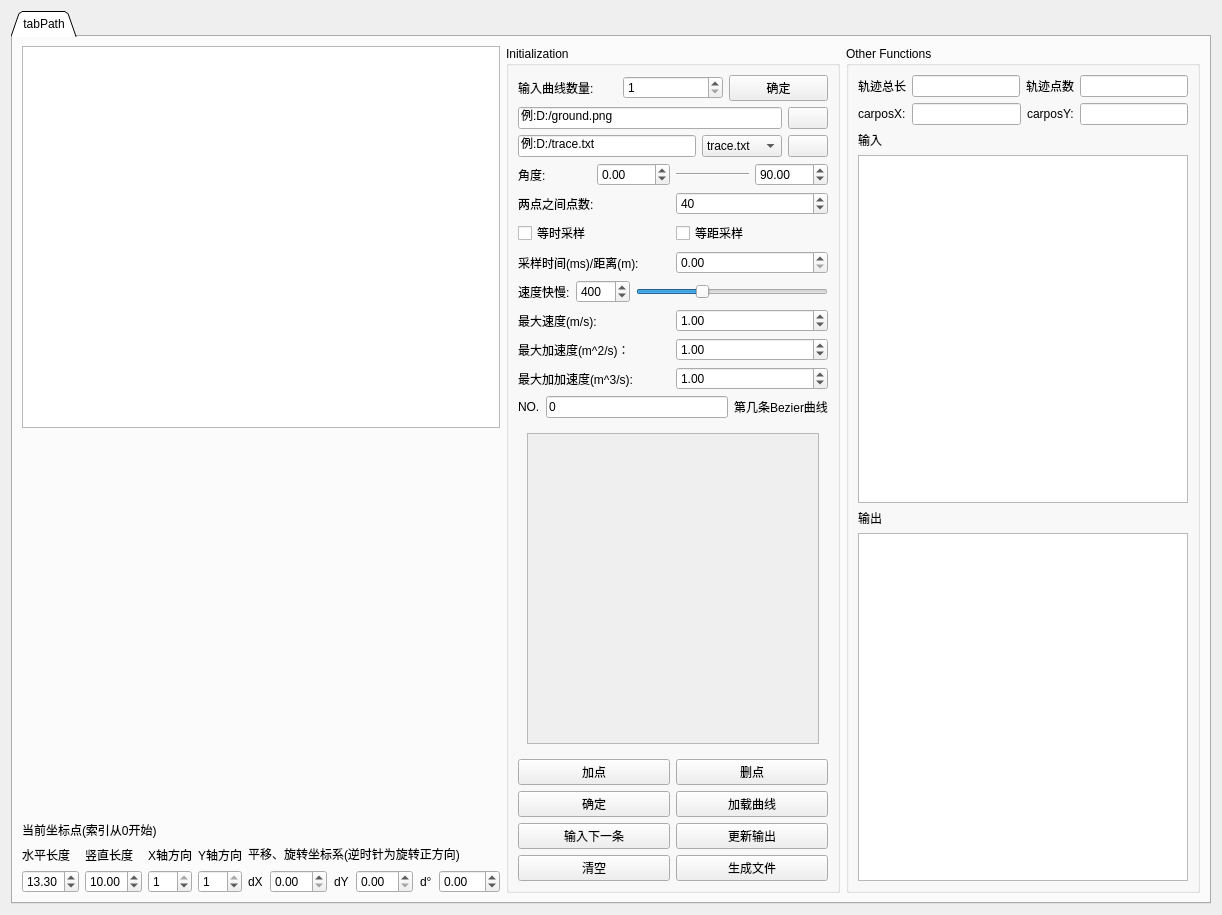
Qt form pages/pagepath.ui (BUPT-RobotTeam/ToolBox) before a commit.
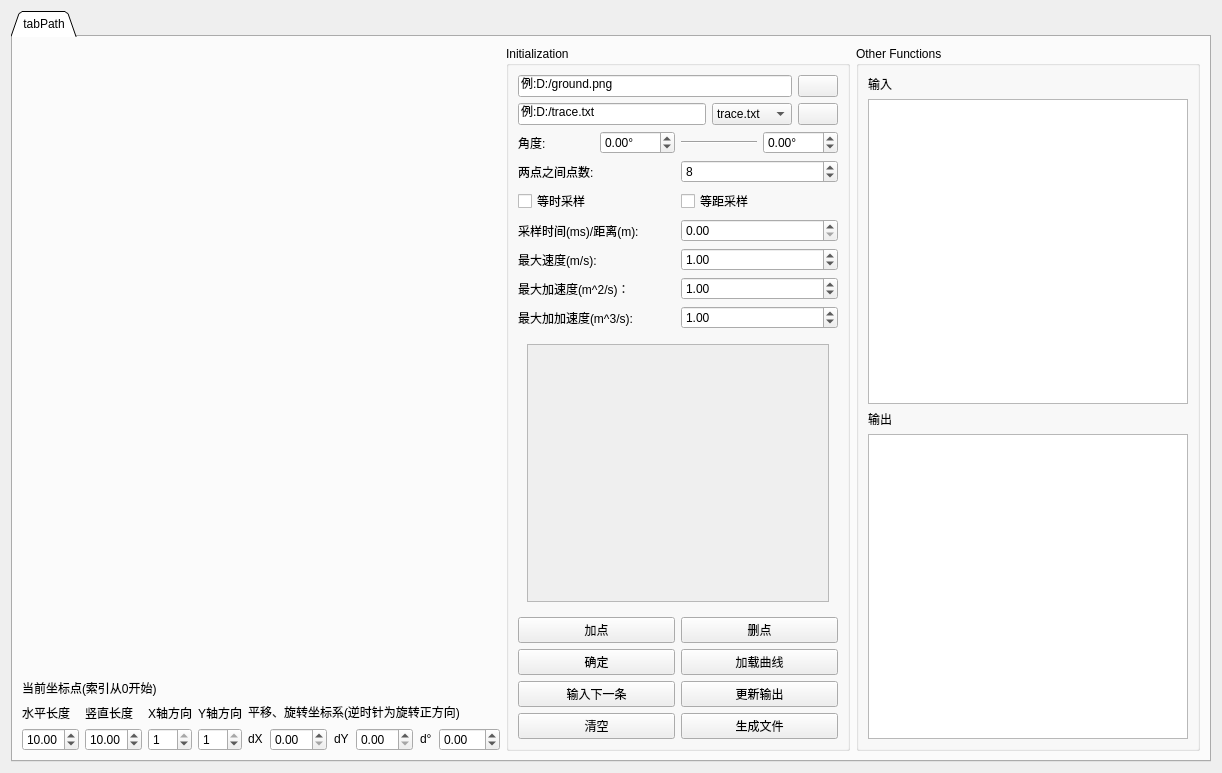
The same form after that commit. Icons and pictures are not drawn.

Commit message:
refactor: polt module, pagepath var storage
plot模块添加索引，给拖拽数据同步做预留。
pagepath页面轨迹点变量存储优化。

Patch:
```diff
--- a/pages/pagepath.ui
+++ b/pages/pagepath.ui
@@ -7,7 +7,7 @@
     <x>0</x>
     <y>0</y>
     <width>1222</width>
-    <height>915</height>
+    <height>773</height>
    </rect>
   </property>
   <property name="windowTitle">
@@ -49,24 +49,17 @@
        <item>
         <layout class="QVBoxLayout" name="verticalLayout_3">
          <item>
-          <widget class="QGraphicsView" name="graphicsView">
-           <property name="sizePolicy">
-            <sizepolicy hsizetype="Expanding" vsizetype="Expanding">
-             <horstretch>0</horstretch>
-             <verstretch>0</verstretch>
-            </sizepolicy>
+          <spacer name="verticalSpacer">
+           <property name="orientation">
+            <enum>Qt::Vertical</enum>
            </property>
-          </widget>
-         </item>
-         <item>
-          <widget class="QWidget" name="widget_2" native="true">
-           <property name="sizePolicy">
-            <sizepolicy hsizetype="Expanding" vsizetype="Expanding">
-             <horstretch>0</horstretch>
-             <verstretch>0</verstretch>
-            </sizepolicy>
+           <property name="sizeHint" stdset="0">
+            <size>
+             <width>20</width>
+             <height>40</height>
+            </size>
            </property>
-          </widget>
+          </spacer>
          </item>
          <item>
           <layout class="QHBoxLayout" name="horizontalLayout_11">
@@ -75,6 +68,12 @@
            </property>
            <item>
             <widget class="QLabel" name="label">
+             <property name="maximumSize">
+              <size>
+               <width>16777215</width>
+               <height>27</height>
+              </size>
+             </property>
              <property name="text">
               <string>当前坐标点(索引从0开始)</string>
              </property>
@@ -82,6 +81,12 @@
            </item>
            <item>
             <widget class="QLabel" name="nowPoint">
+             <property name="maximumSize">
+              <size>
+               <width>16777215</width>
+               <height>27</height>
+              </size>
+             </property>
              <property name="text">
               <string/>
              </property>
@@ -92,7 +97,7 @@
          <item>
           <layout class="QHBoxLayout" name="horizontalLayout_9">
            <property name="sizeConstraint">
-            <enum>QLayout::SetFixedSize</enum>
+            <enum>QLayout::SetMinimumSize</enum>
            </property>
            <item>
             <layout class="QVBoxLayout" name="verticalLayout_4">
@@ -101,6 +106,12 @@
              </property>
              <item>
               <widget class="QLabel" name="label_14">
+               <property name="maximumSize">
+                <size>
+                 <width>16777215</width>
+                 <height>37</height>
+                </size>
+               </property>
                <property name="text">
                 <string>水平长度</string>
                </property>
@@ -118,7 +129,7 @@
                 <double>2.000000000000000</double>
                </property>
                <property name="value">
-                <double>13.300000000000001</double>
+                <double>10.000000000000000</double>
                </property>
               </widget>
              </item>
@@ -131,6 +142,12 @@
              </property>
              <item>
               <widget class="QLabel" name="label_15">
+               <property name="maximumSize">
+                <size>
+                 <width>16777215</width>
+                 <height>37</height>
+                </size>
+               </property>
                <property name="text">
                 <string>竖直长度</string>
                </property>
@@ -161,6 +178,12 @@
              </property>
              <item>
               <widget class="QLabel" name="label_12">
+               <property name="maximumSize">
+                <size>
+                 <width>16777215</width>
+                 <height>37</height>
+                </size>
+               </property>
                <property name="text">
                 <string>X轴方向</string>
                </property>
@@ -203,6 +226,12 @@
                  <verstretch>0</verstretch>
                 </sizepolicy>
                </property>
+               <property name="maximumSize">
+                <size>
+                 <width>16777215</width>
+                 <height>37</height>
+                </size>
+               </property>
                <property name="text">
                 <string>Y轴方向</string>
                </property>
@@ -238,15 +267,12 @@
               <number>7</number>
              </property>
              <property name="sizeConstraint">
-              <enum>QLayout::SetMinimumSize</enum>
+              <enum>QLayout::SetFixedSize</enum>
              </property>
-             <item>
+             <item alignment="Qt::AlignVCenter">
               <widget class="QLabel" name="label_30">
-               <property name="sizePolicy">
-                <sizepolicy hsizetype="Preferred" vsizetype="Preferred">
-                 <horstretch>0</horstretch>
-                 <verstretch>0</verstretch>
-                </sizepolicy>
+               <property name="enabled">
+                <bool>true</bool>
                </property>
                <property name="text">
                 <string>平移、旋转坐标系(逆时针为旋转正方向)</string>
@@ -256,16 +282,22 @@
              <item>
               <layout class="QHBoxLayout" name="horizontalLayout_2">
                <property name="sizeConstraint">
-                <enum>QLayout::SetMinimumSize</enum>
+                <enum>QLayout::SetFixedSize</enum>
                </property>
-               <item>
+               <item alignment="Qt::AlignVCenter">
                 <widget class="QLabel" name="label_33">
+                 <property name="maximumSize">
+                  <size>
+                   <width>16777215</width>
+                   <height>37</height>
+                  </size>
+                 </property>
                  <property name="text">
                   <string>dX</string>
                  </property>
                 </widget>
                </item>
-               <item>
+               <item alignment="Qt::AlignVCenter">
                 <widget class="QDoubleSpinBox" name="Edit_translate_dx">
                  <property name="sizePolicy">
                   <sizepolicy hsizetype="Expanding" vsizetype="Fixed">
@@ -278,14 +310,20 @@
                  </property>
                 </widget>
                </item>
-               <item>
+               <item alignment="Qt::AlignVCenter">
                 <widget class="QLabel" name="label_31">
+                 <property name="maximumSize">
+                  <size>
+                   <width>16777215</width>
+                   <height>37</height>
+                  </size>
+                 </property>
                  <property name="text">
                   <string>dY</string>
                  </property>
                 </widget>
                </item>
-               <item>
+               <item alignment="Qt::AlignVCenter">
                 <widget class="QDoubleSpinBox" name="Edit_translate_dy">
                  <property name="sizePolicy">
                   <sizepolicy hsizetype="Expanding" vsizetype="Fixed">
@@ -298,14 +336,20 @@
                  </property>
                 </widget>
                </item>
-               <item>
+               <item alignment="Qt::AlignVCenter">
                 <widget class="QLabel" name="label_32">
+                 <property name="maximumSize">
+                  <size>
+                   <width>16777215</width>
+                   <height>37</height>
+                  </size>
+                 </property>
                  <property name="text">
                   <string>d°</string>
                  </property>
                 </widget>
                </item>
-               <item>
+               <item alignment="Qt::AlignVCenter">
                 <widget class="QDoubleSpinBox" name="Edit_translate_dangle">
                  <property name="sizePolicy">
                   <sizepolicy hsizetype="Expanding" vsizetype="Fixed">
@@ -338,37 +382,6 @@
           <string>Initialization</string>
          </property>
          <layout class="QVBoxLayout" name="verticalLayout">
-          <item>
-           <layout class="QHBoxLayout" name="horizontalLayout">
-            <item>
-             <widget class="QLabel" name="label_21">
-              <property name="text">
-               <string>输入曲线数量:</string>
-              </property>
-             </widget>
-            </item>
-            <item>
-             <widget class="QSpinBox" name="Edit_bezier_num">
-              <property name="minimum">
-               <number>1</number>
-              </property>
-              <property name="maximum">
-               <number>10</number>
-              </property>
-              <property name="value">
-               <number>1</number>
-              </property>
-             </widget>
-            </item>
-            <item>
-             <widget class="QPushButton" name="Button_bezier_num">
-              <property name="text">
-               <string>确定</string>
-              </property>
-             </widget>
-            </item>
-           </layout>
-          </item>
           <item>
            <layout class="QHBoxLayout" name="horizontalLayout_7">
             <item>
@@ -452,6 +465,9 @@
             </item>
             <item>
              <widget class="QDoubleSpinBox" name="Edit_now_angle">
+              <property name="suffix">
+               <string>°</string>
+              </property>
               <property name="minimum">
                <double>-180.000000000000000</double>
               </property>
@@ -469,6 +485,9 @@
             </item>
             <item>
              <widget class="QDoubleSpinBox" name="Edit_target_angle">
+              <property name="suffix">
+               <string>°</string>
+              </property>
               <property name="minimum">
                <double>-180.000000000000000</double>
               </property>
@@ -476,7 +495,7 @@
                <double>180.000000000000000</double>
               </property>
               <property name="value">
-               <double>90.000000000000000</double>
+               <double>0.000000000000000</double>
               </property>
              </widget>
             </item>
@@ -500,7 +519,7 @@
                <number>200</number>
               </property>
               <property name="value">
-               <number>40</number>
+               <number>8</number>
               </property>
              </widget>
             </item>
@@ -543,53 +562,7 @@
            </layout>
           </item>
           <item>
-           <layout class="QHBoxLayout" name="horizontalLayout_6">
-            <item>
-             <widget class="QLabel" name="label_16">
-              <property name="toolTip">
-               <string>只是代表快慢程度，并非实际大小</string>
-              </property>
-              <property name="text">
-               <string>速度快慢:</string>
-              </property>
-              <property name="buddy">
-               <cstring>Slider_kspeed</cstring>
-              </property>
-             </widget>
-            </item>
-            <item>
-             <widget class="QSpinBox" name="spinBox_kspeed">
-              <property name="toolTip">
-               <string>只是代表快慢程度，并非实际大小</string>
-              </property>
-              <property name="maximum">
-               <number>1200</number>
-              </property>
-              <property name="value">
-               <number>400</number>
-              </property>
-             </widget>
-            </item>
-            <item>
-             <widget class="QSlider" name="Slider_kspeed">
-              <property name="toolTip">
-               <string>只是代表快慢程度，并非实际大小</string>
-              </property>
-              <property name="maximum">
-               <number>1200</number>
-              </property>
-              <property name="value">
-               <number>400</number>
-              </property>
-              <property name="sliderPosition">
-               <number>400</number>
-              </property>
-              <property name="orientation">
-               <enum>Qt::Horizontal</enum>
-              </property>
-             </widget>
-            </item>
-           </layout>
+           <layout class="QHBoxLayout" name="horizontalLayout_6"/>
           </item>
           <item>
            <layout class="QHBoxLayout" name="horizontalLayout_13">
@@ -654,37 +627,6 @@
             </item>
            </layout>
           </item>
-          <item>
-           <layout class="QHBoxLayout" name="horizontalLayout_14">
-            <item>
-             <widget class="QLabel" name="label_34">
-              <property name="text">
-               <string>NO.</string>
-              </property>
-             </widget>
-            </item>
-            <item>
-             <widget class="QLineEdit" name="Edit_bezier_cnt">
-              <property name="toolTip">
-               <string>曲线计数(不可编辑)</string>
-              </property>
-              <property name="text">
-               <string>0</string>
-              </property>
-              <property name="readOnly">
-               <bool>true</bool>
-              </property>
-             </widget>
-            </item>
-            <item>
-             <widget class="QLabel" name="label_35">
-              <property name="text">
-               <string>第几条Bezier曲线</string>
-              </property>
-             </widget>
-            </item>
-           </layout>
-          </item>
           <item>
            <widget class="QWidget" name="point_area_2" native="true">
             <property name="sizePolicy">
@@ -710,8 +652,8 @@
                  <rect>
                   <x>0</x>
                   <y>0</y>
-                  <width>229</width>
-                  <height>228</height>
+                  <width>265</width>
+                  <height>180</height>
                  </rect>
                 </property>
                 <property name="sizePolicy">
@@ -825,79 +767,6 @@
           <string>Other Functions</string>
          </property>
          <layout class="QVBoxLayout" name="verticalLayout_2">
-          <item>
-           <layout class="QHBoxLayout" name="horizontalLayout_3">
-            <item>
-             <widget class="QLabel" name="label_17">
-              <property name="text">
-               <string>轨迹总长</string>
-              </property>
-              <property name="buddy">
-               <cstring>Edit_bezier_length</cstring>
-              </property>
-             </widget>
-            </item>
-            <item>
-             <widget class="QLineEdit" name="Edit_bezier_length">
-              <property name="toolTip">
-               <string/>
-              </property>
-              <property name="readOnly">
-               <bool>true</bool>
-              </property>
-             </widget>
-            </item>
-            <item>
-             <widget class="QLabel" name="label_18">
-              <property name="text">
-               <string>轨迹点数</string>
-              </property>
-              <property name="buddy">
-               <cstring>Edit_point_num</cstring>
-              </property>
-             </widget>
-            </item>
-            <item>
-             <widget class="QLineEdit" name="Edit_point_num">
-              <property name="readOnly">
-               <bool>true</bool>
-              </property>
-             </widget>
-            </item>
-           </layout>
-          </item>
-          <item>
-           <layout class="QHBoxLayout" name="horizontalLayout_10">
-            <item>
-             <widget class="QLabel" name="label_23">
-              <property name="text">
-               <string>carposX:</string>
-              </property>
-             </widget>
-            </item>
-            <item>
-             <widget class="QLineEdit" name="Edit_posx">
-              <property name="readOnly">
-               <bool>true</bool>
-              </property>
-             </widget>
-            </item>
-            <item>
-             <widget class="QLabel" name="label_24">
-              <property name="text">
-               <string>carposY:</string>
-              </property>
-             </widget>
-            </item>
-            <item>
-             <widget class="QLineEdit" name="Edit_posy">
-              <property name="readOnly">
-               <bool>true</bool>
-              </property>
-             </widget>
-            </item>
-           </layout>
-          </item>
           <item>
            <widget class="QLabel" name="label_27">
             <property name="text">
@@ -909,13 +778,16 @@
            </widget>
           </item>
           <item>
-           <widget class="QPlainTextEdit" name="plainTextEdit_input">
-            <property name="documentTitle">
-             <string>input_points</string>
+           <widget class="QTableView" name="table_input">
+            <property name="contextMenuPolicy">
+             <enum>Qt::DefaultContextMenu</enum>
             </property>
-            <property name="readOnly">
+            <property name="autoFillBackground">
              <bool>true</bool>
             </property>
+            <attribute name="horizontalHeaderDefaultSectionSize">
+             <number>60</number>
+            </attribute>
            </widget>
           </item>
           <item>
```
Left out of the diff: 11 changed lines with no effect on the pictures. The commit also changes 6 other files.
